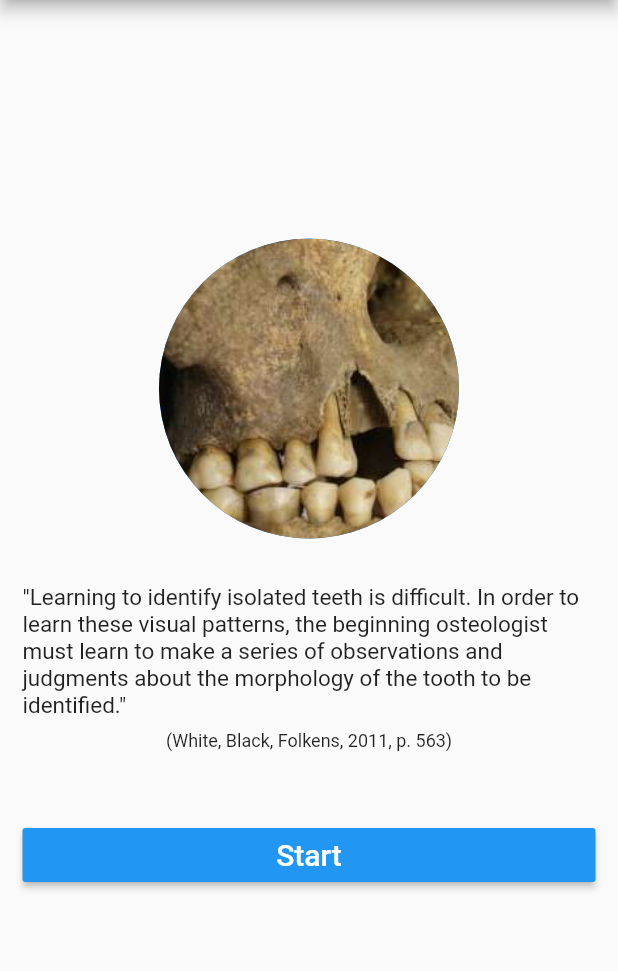
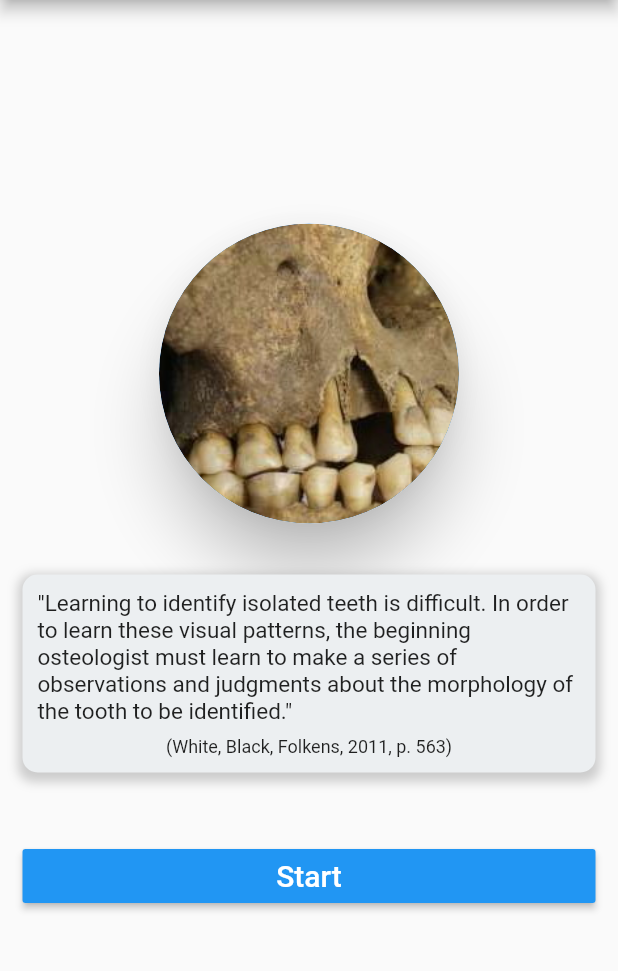
Before and after one commit to pjaskulski/toothidentapp, a Flutter app: the screen it shows after launch, on a phone screen of 412 x 824 dp, the part 84-1055 px from its top. Run offline on Flutter 3.47's test engine with Material 2 defaults, Android fonts, the phone set to English and light mode, and no system bars; missing offline and left inert: intervalprogressbar.

Commit message:
identification progress

```diff
--- a/lib/screens/myhomepage.dart
+++ b/lib/screens/myhomepage.dart
@@ -30,13 +30,32 @@ class _MyHomePageState extends State<MyHomePage> {
           child: Column(
             mainAxisAlignment: MainAxisAlignment.center,
             children: <Widget>[
-              CircleAvatar(
+              Card(
+                child: CircleAvatar(
                   radius: 100.0,
                   backgroundImage: AssetImage('images/tooth.jpg'),
+                ),
+                elevation: 18.0,
+                shape: CircleBorder(),
+                clipBehavior: Clip.antiAlias,
               ),
               Padding(
                 padding: const EdgeInsets.symmetric(
                     horizontal: 15.0, vertical: 30.0),
+                child: Container(
+                  padding: EdgeInsets.all(10.0),
+                  decoration: BoxDecoration(
+                    color: Colors.blueGrey[50],
+                    borderRadius: BorderRadius.all(Radius.circular(10.0)),
+                    boxShadow: [
+                      BoxShadow(
+                        color: Colors.grey.withOpacity(0.5),
+                        spreadRadius: 3,
+                        blurRadius: 5,
+                        offset: Offset(0, 3), // changes position of shadow
+                      ),
+                    ],
+                  ),
                   child: Column(
                     children: <Widget>[
                       Text(
@@ -54,6 +73,7 @@ class _MyHomePageState extends State<MyHomePage> {
                         textAlign: TextAlign.right,
                       )
                     ],
+                  ),
                 ),
               ),
               Padding(
--- a/lib/screens/screen22.dart
+++ b/lib/screens/screen22.dart
@@ -331,10 +331,17 @@ class _ResultState extends State<Result> {
               padding: EdgeInsets.all(8.0),
               margin: EdgeInsets.all(16.0),
               decoration: BoxDecoration(
-                color: Colors.blue.withOpacity(0.25),
-                border: Border.all(),
-                borderRadius: BorderRadius.circular(4.0),
-              ),
+                  color: Colors.blue.withOpacity(0.25),
+                  border: Border.all(),
+                  borderRadius: BorderRadius.circular(4.0),
+                  boxShadow: [
+                    BoxShadow(
+                      color: Colors.grey.withOpacity(0.5),
+                      spreadRadius: 3,
+                      blurRadius: 5,
+                      offset: Offset(0, 3), // changes position of shadow
+                    ),
+                  ]),
               child: Column(children: <Widget>[
                 Padding(
                   padding: const EdgeInsets.symmetric(vertical: 8.0),
```
Lines whose indentation alone changed are shown as unchanged.
